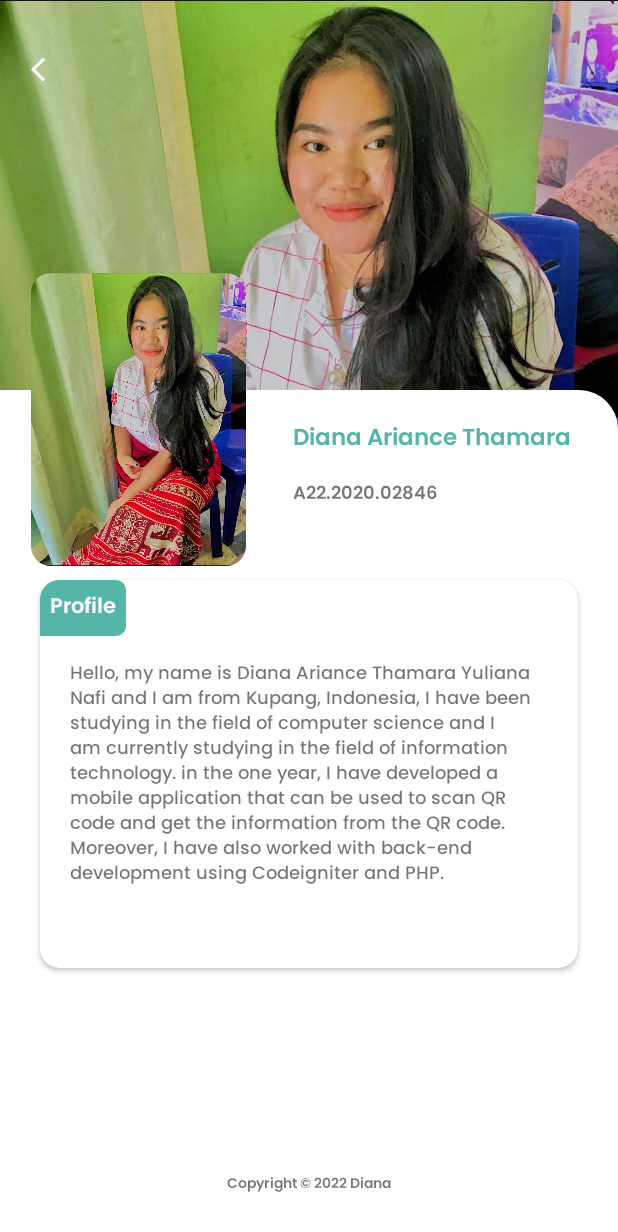
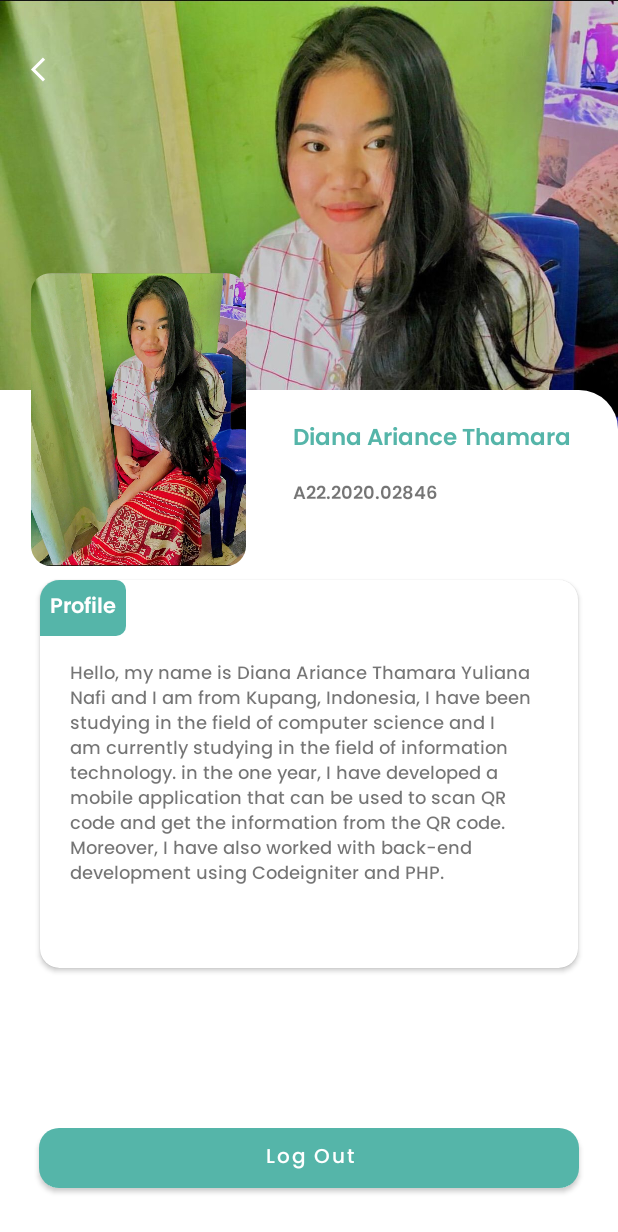
Before and after one commit to KEVINGILBERTTODING/Product-Scanner-Qrcode, an Android app: the AboutMe screen opened directly, with no data from a screen before it, on a phone screen of 412 x 824 dp. Shown: the top 1232 px of the screen. Run offline under Robolectric (Android 15) with nearby library versions, the phone set to English and light mode, and no system bars; our stand-ins replace sdp/ssp sizes; libraries missing offline, so code that uses them is left out: jp.wasabeef.glide; pictures from the network do not load; 1 statement that could not run was skipped.

Commit message:
added logout button

```diff
--- a/app/src/main/java/com/example/productscanner/AboutMe.java
+++ b/app/src/main/java/com/example/productscanner/AboutMe.java
@@ -4,9 +4,12 @@ import static com.bumptech.glide.request.RequestOptions.bitmapTransform;
 
 import androidx.appcompat.app.AppCompatActivity;
 
+import android.content.Context;
 import android.content.Intent;
+import android.content.SharedPreferences;
 import android.os.Bundle;
 import android.view.View;
+import android.widget.Button;
 import android.widget.ImageView;
 
 import com.bumptech.glide.Glide;
@@ -16,12 +19,14 @@ import jp.wasabeef.glide.transformations.BlurTransformation;
 public class AboutMe extends AppCompatActivity {
 
     ImageView imgDetail;
+    SharedPreferences sharedpreferences;
 
     @Override
     protected void onCreate(Bundle savedInstanceState) {
         super.onCreate(savedInstanceState);
         setContentView(R.layout.activity_about_me);
         imgDetail   = findViewById(R.id.det_image);
+        Button btnLogout = findViewById(R.id.btn_logout);
 
         hideNavigationBar();
 
@@ -33,6 +38,17 @@ public class AboutMe extends AppCompatActivity {
                 // set image blur
                 .apply(bitmapTransform(new BlurTransformation(20)))
                 .into(imgDetail);
+
+        btnLogout.setOnClickListener(new View.OnClickListener() {
+            @Override
+            public void onClick(View v) {
+                SharedPreferences preferences =getSharedPreferences("logindata", Context.MODE_PRIVATE);
+                SharedPreferences.Editor editor = preferences.edit();
+                editor.clear();
+                editor.apply();
+                finish();
+            }
+        });
 
     }
 
--- a/app/src/main/res/layout/activity_about_me.xml
+++ b/app/src/main/res/layout/activity_about_me.xml
@@ -147,15 +147,21 @@
         android:src="@drawable/frik"
         app:shapeAppearanceOverlay="@style/roundedCorners" />
 
-    <TextView
-        android:layout_width="wrap_content"
-        android:layout_height="wrap_content"
-        android:fontFamily="@font/popsem"
+    <com.google.android.material.button.MaterialButton
+        android:id="@+id/btn_logout"
+        android:layout_width="match_parent"
+        android:layout_height="@dimen/_40sdp"
+        app:cornerRadius="@dimen/_10sdp"
+        android:text="Log Out"
+        android:layout_marginLeft="@dimen/_20sdp"
+        android:layout_marginRight="@dimen/_20sdp"
+        android:layout_marginBottom="@dimen/_20sdp"
         android:layout_alignParentBottom="true"
-        android:layout_marginBottom="@dimen/_20sdp"
-        android:layout_centerHorizontal="true"
-        android:text="@string/copyright"
-        android:textSize="@dimen/_7sdp" />
+        android:textAllCaps="false"
+        android:textSize="@dimen/_10sdp"
+        android:layout_marginTop="@dimen/_20sdp"
+        android:fontFamily="@font/popmed"
+        />
 
 
 
```
Also changed, not shown: app/src/main/res/layout/activity_login.xml (+6 -6 lines), app/src/main/res/drawable/delivery.png (added).
